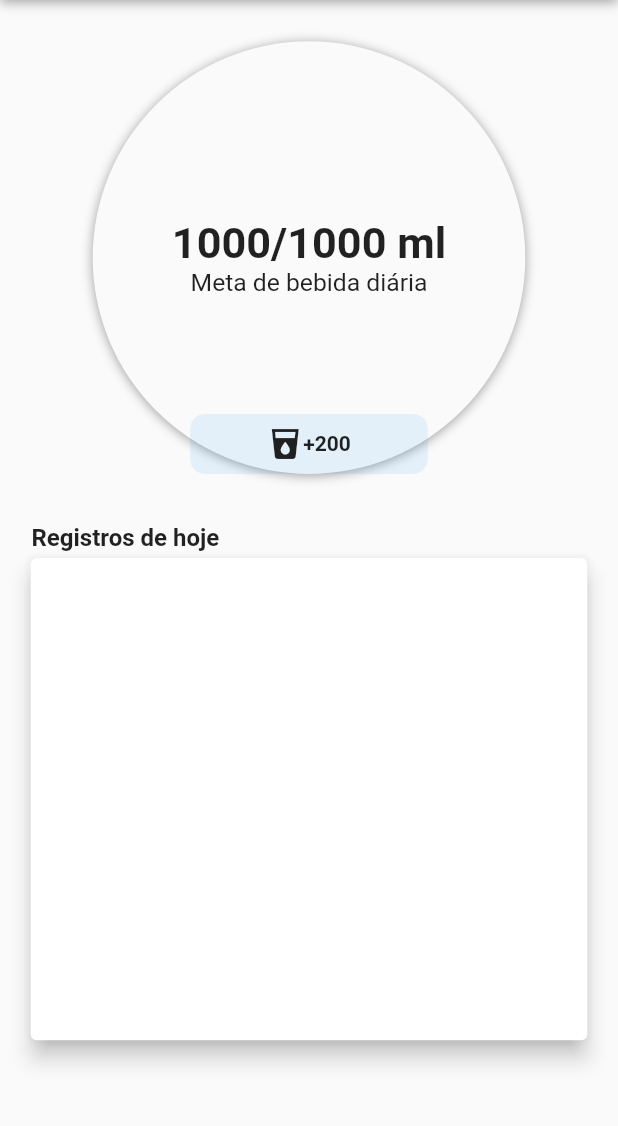
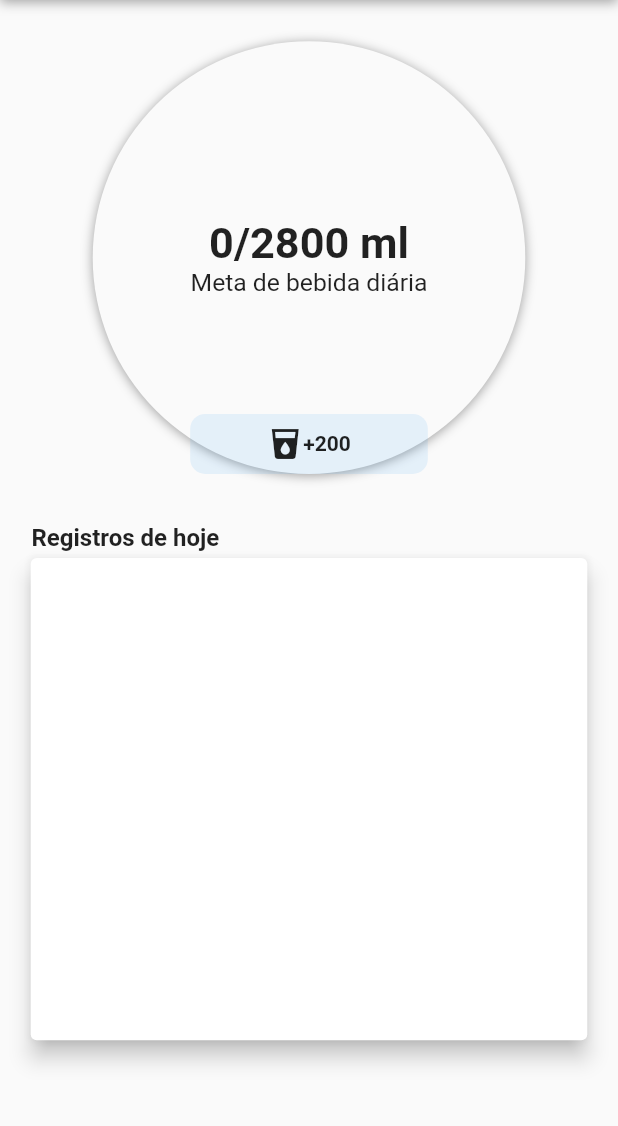
Before and after one commit to MateusHBR/myWaterReminder, a Flutter app: the screen it shows after launch, on a phone screen of 412 x 824 dp, the part 84-1210 px from its top. Run offline on Flutter 3.47's test engine with Material 2 defaults, Android fonts, the phone set to English and light mode, and no system bars; our stand-ins replace flutter_mobx, mobx; generated files the repository leaves out were written again.

```diff
--- a/lib/widgets/water_sphere.dart
+++ b/lib/widgets/water_sphere.dart
@@ -1,9 +1,14 @@
+import 'package:dink_water/store/home_water_store.dart';
 import 'package:flutter/material.dart';
+import 'package:flutter_mobx/flutter_mobx.dart';
+import 'package:provider/provider.dart';
 
 class WaterSphere extends StatelessWidget {
   @override
   Widget build(BuildContext context) {
+    final homeWaterStore = Provider.of<HomeWaterStore>(context);
     var size = MediaQuery.of(context).size;
+
     return Container(
       height: size.height * 0.35,
       width: size.height * 0.35,
@@ -23,13 +28,17 @@ class WaterSphere extends StatelessWidget {
         children: <Widget>[
           Column(
             children: <Widget>[
-              Text(
-                '1000/1000 ml',
-                textAlign: TextAlign.center,
-                style: TextStyle(
-                  fontWeight: FontWeight.bold,
-                  fontSize: size.height * 0.035,
-                ),
+              Observer(
+                builder: (_) {
+                  return Text(
+                    '${homeWaterStore.value}/${homeWaterStore.user.diaryWater} ml',
+                    textAlign: TextAlign.center,
+                    style: TextStyle(
+                      fontWeight: FontWeight.bold,
+                      fontSize: size.height * 0.035,
+                    ),
+                  );
+                },
               ),
               Text(
                 'Meta de bebida diária',
```
